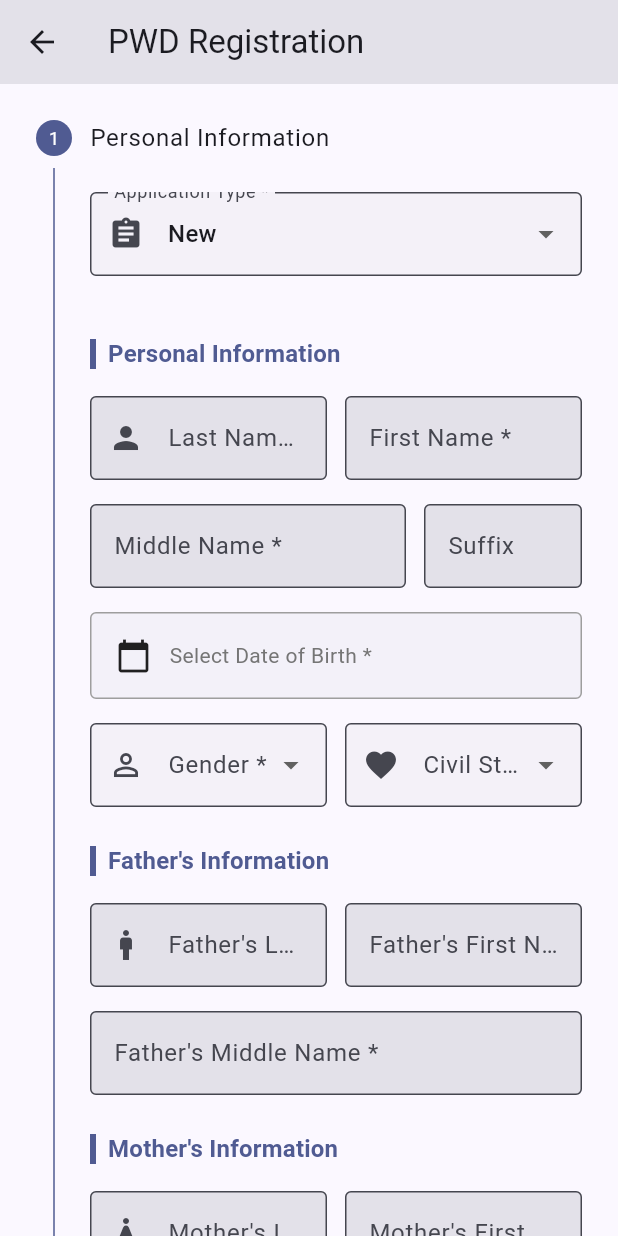
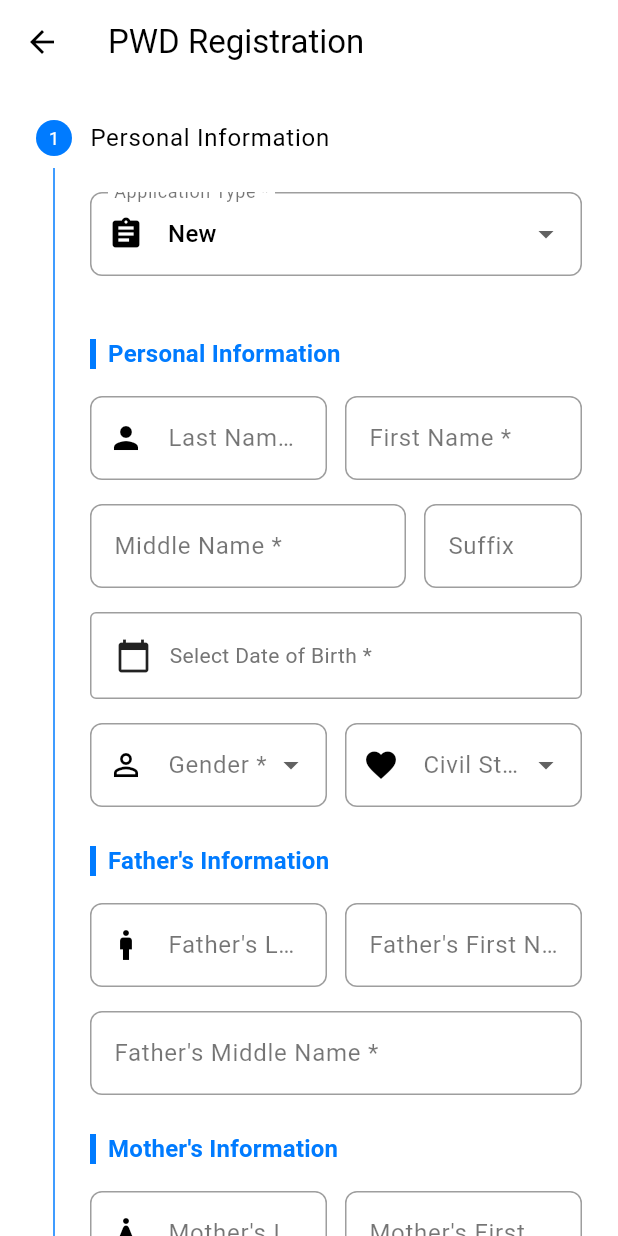
Before and after one commit to shanpabustan/PWD-FLUTTER, a Flutter app: the screen it shows after launch, after a tap on "Register", on a phone screen of 412 x 824 dp. Run offline on Flutter 3.47's test engine with Material 3 defaults, Android fonts, the light colour scheme and no system bars; our stand-ins replace qr_flutter.

Commit message:
fix login screen and color pallete

```diff
--- a/lib/main.dart
+++ b/lib/main.dart
@@ -14,6 +14,12 @@ void main() {
 class MyApp extends StatelessWidget {
   const MyApp({super.key});
 
+  // Define your PWD DSWD color palette
+  static const Color primaryBlue = Color(0xFF007bff);
+  static const Color accentRed = Color(0xFFdc3545);
+  static const Color lightBlue = Color(0xFFe9f1ff);
+  static const Color secondaryColor = Color(0xFF6c757d); // A neutral grey
+
   @override
   Widget build(BuildContext context) {
     return MultiProvider(
@@ -26,9 +32,48 @@ class MyApp extends StatelessWidget {
         title: 'PWD Digital ID',
         theme: ThemeData(
           useMaterial3: true,
-          colorScheme: ColorScheme.fromSeed(
-            seedColor: const Color.fromARGB(255, 79, 100, 194),
+          // Use the ColorScheme to define a consistent palette
+          colorScheme: const ColorScheme(
             brightness: Brightness.light,
+            primary: primaryBlue,
+            onPrimary: Colors.white,
+            secondary: secondaryColor,
+            onSecondary: Colors.white,
+            error: accentRed,
+            onError: Colors.white,
+            onBackground: Colors.black,
+            surface: Colors.white,
+            onSurface: Colors.black,
+          ),
+          // Set button themes for global consistency
+          elevatedButtonTheme: ElevatedButtonThemeData(
+            style: ElevatedButton.styleFrom(
+              foregroundColor: Colors.white,
+              backgroundColor: primaryBlue,
+              shape: RoundedRectangleBorder(
+                borderRadius: BorderRadius.circular(8.0),
+              ),
+              padding: const EdgeInsets.symmetric(horizontal: 24, vertical: 12),
+            ),
+          ),
+          // Set text field themes
+          inputDecorationTheme: InputDecorationTheme(
+            filled: true,
+            fillColor: Colors.grey[50],
+            border: OutlineInputBorder(
+              borderRadius: BorderRadius.circular(8.0),
+              borderSide: BorderSide.none,
+            ),
+            enabledBorder: OutlineInputBorder(
+              borderRadius: BorderRadius.circular(8.0),
+              borderSide: const BorderSide(color: Colors.grey, width: 1.0),
+            ),
+            focusedBorder: OutlineInputBorder(
+              borderRadius: BorderRadius.circular(8.0),
+              borderSide: const BorderSide(color: primaryBlue, width: 2.0),
+            ),
+            labelStyle: const TextStyle(color: Colors.black54),
+            hintStyle: const TextStyle(color: Colors.grey),
           ),
         ),
         home: Consumer<AuthProvider>(
--- a/lib/screens/auth/login_screen.dart
+++ b/lib/screens/auth/login_screen.dart
@@ -54,39 +54,53 @@ class _LoginScreenState extends State<LoginScreen> {
   @override
   Widget build(BuildContext context) {
     final theme = Theme.of(context);
+    final Size size = MediaQuery.of(context).size;
+
+    // Define the new color palette
+    const primaryBlue = Color(0xFF007bff); // A vibrant blue
+    const accentRed = Color(0xFFdc3545); // A striking red
+    const lightBlue = Color(0xFFe9f1ff); // A very light blue for the background
 
     return Scaffold(
-      body: SafeArea(
+      body: Container(
+        // Linear gradient background
+        decoration: const BoxDecoration(
+          gradient: LinearGradient(
+            begin: Alignment.topCenter,
+            end: Alignment.bottomCenter,
+            colors: [lightBlue, Colors.white],
+          ),
+        ),
+        child: SafeArea(
           child: SingleChildScrollView(
-          padding: const EdgeInsets.all(24.0),
+            padding: const EdgeInsets.symmetric(horizontal: 24.0, vertical: 48.0),
             child: Column(
               crossAxisAlignment: CrossAxisAlignment.stretch,
               children: [
-              const SizedBox(height: 60),
-
-              // Logo/Header
-              Icon(
-                Icons.accessibility_new,
-                size: 80,
-                color: theme.colorScheme.primary,
+                // Logo Section
+                Center(
+                  child: Image.asset(
+                    'assets/doh.png', // Make sure to add this image to your assets
+                    height: size.height * 0.15,
                   ),
-              const SizedBox(height: 16),
+                ),
+                const SizedBox(height: 24),
 
                 Text(
                   'PWD Digital ID',
                   textAlign: TextAlign.center,
                   style: theme.textTheme.headlineMedium?.copyWith(
                     fontWeight: FontWeight.bold,
-                  color: theme.colorScheme.primary,
+                    color: primaryBlue,
                   ),
                 ),
 
                 const SizedBox(height: 8),
                 Text(
-                'Your digital identity for PWD services',
+                  'Sign in to access your digital PWD ID and services.',
                   textAlign: TextAlign.center,
                   style: theme.textTheme.bodyLarge?.copyWith(
-                  color: theme.colorScheme.onSurfaceVariant,
+                    color: Colors.black54,
                   ),
                 ),
 
@@ -123,6 +137,7 @@ class _LoginScreenState extends State<LoginScreen> {
                         suffixIcon: IconButton(
                           icon: Icon(
                             _obscurePassword ? Icons.visibility : Icons.visibility_off,
+                            color: Colors.grey,
                           ),
                           onPressed: () {
                             setState(() => _obscurePassword = !_obscurePassword);
@@ -144,7 +159,14 @@ class _LoginScreenState extends State<LoginScreen> {
                       CustomButton(
                         onPressed: _isLoading ? null : _login,
                         isLoading: _isLoading,
-                      child: const Text('Login'),
+                        color: accentRed, // Use red for the button
+                        child: Text(
+                          'Login',
+                          style: theme.textTheme.titleMedium?.copyWith(
+                            color: Colors.white,
+                            fontWeight: FontWeight.bold,
+                          ),
+                        ),
                       ),
                     ],
                   ),
@@ -157,14 +179,20 @@ class _LoginScreenState extends State<LoginScreen> {
                   mainAxisAlignment: MainAxisAlignment.center,
                   children: [
                     Text(
-                    "Don't have an account? ",
-                    style: theme.textTheme.bodyMedium,
+                      "Don't have an account?",
+                      style: theme.textTheme.bodyMedium?.copyWith(color: Colors.black54),
                     ),
                     TextButton(
                       onPressed: () {
                         Navigator.of(context).pushNamed('/register');
                       },
-                    child: const Text('Register'),
+                      child: Text(
+                        'Register',
+                        style: theme.textTheme.bodyMedium?.copyWith(
+                          color: primaryBlue,
+                          fontWeight: FontWeight.bold,
+                        ),
+                      ),
                     ),
                   ],
                 ),
@@ -172,6 +200,7 @@ class _LoginScreenState extends State<LoginScreen> {
             ),
           ),
         ),
+      ),
     );
   }
 }
--- a/lib/widgets/custom_button.dart
+++ b/lib/widgets/custom_button.dart
@@ -11,7 +11,7 @@ class CustomButton extends StatelessWidget {
     required this.onPressed,
     required this.child,
     this.isLoading = false,
-    this.style,
+    this.style, required Color color,
   });
 
   @override
```
Lines whose indentation alone changed are shown as unchanged.
